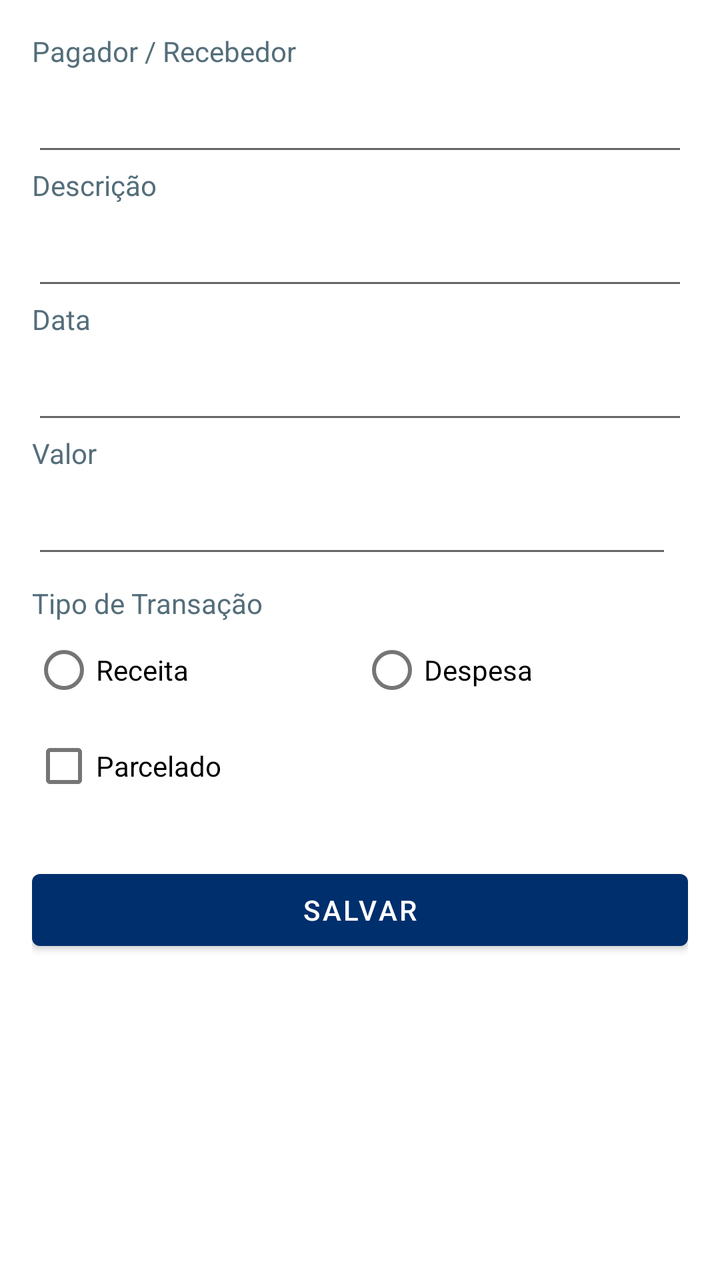
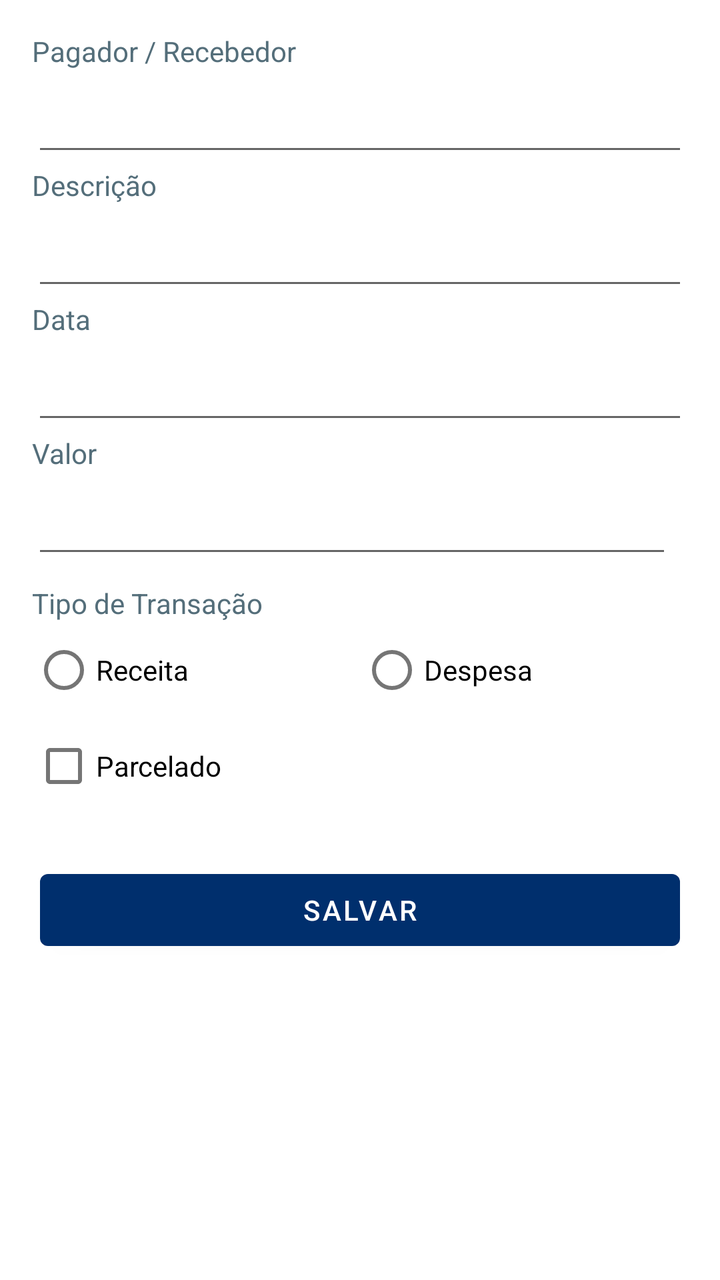

Two renders of the same Android screen: before a commit and after it. Below are the layout's source before the change and the commit's diff.
<!-- AndroidManifest.xml: application theme Theme.CashFlow -->
<!-- res/layout/fragment_transaction_add.xml -->
<?xml version="1.0" encoding="utf-8"?>
<androidx.constraintlayout.widget.ConstraintLayout xmlns:android="http://schemas.android.com/apk/res/android"
    xmlns:app="http://schemas.android.com/apk/res-auto"
    xmlns:tools="http://schemas.android.com/tools"
    android:layout_width="match_parent"
    android:layout_height="match_parent"
    android:focusableInTouchMode="true"
    android:padding="16dp"
    tools:context="meimaonamassa.cashflow.feature.transaction.add.ui.TransactionAddFragment">

    <TextView
        android:id="@+id/text_payer_payee"
        android:layout_width="0dp"
        android:layout_height="wrap_content"
        android:text="@string/text_payer_payee"
        android:textColor="#546E7A"
        app:layout_constraintEnd_toEndOf="parent"
        app:layout_constraintStart_toStartOf="parent"
        app:layout_constraintTop_toTopOf="parent" />

    <EditText
        android:id="@+id/edit_payer_payee"
        android:layout_width="0dp"
        android:layout_height="wrap_content"
        android:autofillHints="name"
        android:inputType="textPersonName"
        android:labelFor="@id/edit_payer_payee"
        android:minHeight="48dp"
        app:layout_constraintEnd_toEndOf="parent"
        app:layout_constraintStart_toStartOf="parent"
        app:layout_constraintTop_toBottomOf="@id/text_payer_payee" />

    <TextView
        android:id="@+id/text_description"
        android:layout_width="0dp"
        android:layout_height="wrap_content"
        android:text="@string/text_description"
        android:textColor="#546E7A"
        app:layout_constraintEnd_toEndOf="parent"
        app:layout_constraintStart_toStartOf="parent"
        app:layout_constraintTop_toBottomOf="@id/edit_payer_payee" />

    <EditText
        android:id="@+id/edit_description"
        android:layout_width="0dp"
        android:layout_height="wrap_content"
        android:importantForAutofill="no"
        android:inputType="text"
        android:minHeight="48dp"
        app:layout_constraintEnd_toEndOf="parent"
        app:layout_constraintStart_toStartOf="parent"
        app:layout_constraintTop_toBottomOf="@id/text_description" />

    <TextView
        android:id="@+id/text_date"
        android:layout_width="0dp"
        android:layout_height="wrap_content"
        android:text="@string/text_date"
        android:textColor="#546E7A"
        app:layout_constraintEnd_toEndOf="parent"
        app:layout_constraintStart_toStartOf="parent"
        app:layout_constraintTop_toBottomOf="@id/edit_description" />

    <EditText
        android:id="@+id/edit_date"
        android:layout_width="0dp"
        android:layout_height="wrap_content"
        android:importantForAutofill="no"
        android:inputType="date"
        android:maxLength="10"
        android:minHeight="48dp"
        app:layout_constraintEnd_toEndOf="parent"
        app:layout_constraintStart_toStartOf="parent"
        app:layout_constraintTop_toBottomOf="@id/text_date" />

    <TextView
        android:id="@+id/text_money"
        android:layout_width="0dp"
        android:layout_height="wrap_content"
        android:text="@string/text_money"
        android:textColor="#546E7A"
        app:layout_constraintEnd_toEndOf="parent"
        app:layout_constraintStart_toStartOf="parent"
        app:layout_constraintTop_toBottomOf="@id/edit_date" />

    <EditText
        android:id="@+id/edit_money"
        android:layout_width="0dp"
        android:layout_height="wrap_content"
        android:layout_marginEnd="8dp"
        android:clickable="false"
        android:importantForAutofill="no"
        android:inputType="number"
        android:maxLength="19"
        android:minHeight="48dp"
        app:layout_constraintEnd_toStartOf="@+id/button_calculator"
        app:layout_constraintStart_toStartOf="parent"
        app:layout_constraintTop_toBottomOf="@id/text_money" />

    <ImageButton
        android:id="@+id/button_calculator"
        android:layout_width="48dp"
        android:layout_height="48dp"
        android:background="?attr/selectableItemBackgroundBorderless"
        android:contentDescription="@string/calculator_desc_image_button"
        android:src="@drawable/ic_calculate"
        android:visibility="gone"
        app:layout_constraintBottom_toBottomOf="@id/edit_money"
        app:layout_constraintEnd_toEndOf="parent"
        app:layout_constraintTop_toTopOf="@id/edit_money"
        tools:visibility="visible" />

    <TextView
        android:id="@+id/text_transaction_type"
        android:layout_width="0dp"
        android:layout_height="wrap_content"
        android:layout_marginTop="8dp"
        android:text="@string/text_transaction_type"
        android:textColor="#546E7A"
        app:layout_constraintEnd_toEndOf="parent"
        app:layout_constraintStart_toStartOf="parent"
        app:layout_constraintTop_toBottomOf="@id/edit_money" />

    <RadioGroup
        android:id="@+id/group_radio_transaction_type"
        android:layout_width="0dp"
        android:layout_height="wrap_content"
        android:orientation="horizontal"
        app:layout_constraintEnd_toEndOf="parent"
        app:layout_constraintStart_toStartOf="parent"
        app:layout_constraintTop_toBottomOf="@id/text_transaction_type">

        <RadioButton
            android:id="@+id/radio_income"
            android:layout_width="0dp"
            android:layout_height="wrap_content"
            android:layout_weight="1"
            android:text="@string/radio_income" />

        <RadioButton
            android:id="@+id/radio_expense"
            android:layout_width="0dp"
            android:layout_height="wrap_content"
            android:layout_weight="1"
            android:text="@string/radio_expense" />
    </RadioGroup>

    <CheckBox
        android:id="@+id/check_installment"
        android:layout_width="wrap_content"
        android:layout_height="wrap_content"
        android:text="@string/check_installment"
        app:layout_constraintStart_toStartOf="parent"
        app:layout_constraintTop_toBottomOf="@id/group_radio_transaction_type" />

    <LinearLayout
        android:id="@+id/layout_installments"
        android:layout_width="0dp"
        android:layout_height="wrap_content"
        android:layout_marginStart="16dp"
        android:orientation="horizontal"
        android:visibility="gone"
        app:layout_constraintBottom_toBottomOf="@id/check_installment"
        app:layout_constraintEnd_toEndOf="parent"
        app:layout_constraintStart_toEndOf="@id/check_installment"
        app:layout_constraintTop_toTopOf="@id/check_installment">

        <EditText
            android:id="@+id/edit_installment_current"
            android:layout_width="0dp"
            android:layout_height="wrap_content"
            android:layout_weight="1"
            android:autofillHints="phone"
            android:hint="@string/edit_installment_current"
            android:inputType="number"
            android:minHeight="48dp" />

        <TextView
            android:layout_width="wrap_content"
            android:layout_height="wrap_content"
            android:text="@string/text_installment_slash" />

        <EditText
            android:id="@+id/edit_installment_final"
            android:layout_width="0dp"
            android:layout_height="wrap_content"
            android:layout_weight="1"
            android:hint="@string/edit_installment_final"
            android:importantForAutofill="no"
            android:inputType="number" />
    </LinearLayout>

    <TextView
        android:id="@+id/text_category"
        android:layout_width="match_parent"
        android:layout_height="wrap_content"
        android:layout_marginTop="16dp"
        android:text="@string/text_category"
        android:textColor="#546E7A"
        android:visibility="gone"
        tools:visibility="visible"
        app:layout_constraintTop_toBottomOf="@id/check_installment" />

    <RadioGroup
        android:id="@+id/group_category"
        android:layout_width="0dp"
        android:layout_height="wrap_content"
        android:layout_marginTop="4dp"
        android:divider="?android:attr/dividerVertical"
        android:orientation="horizontal"
        android:showDividers="middle"
        android:visibility="gone"
        tools:visibility="visible"
        app:layout_constraintEnd_toEndOf="parent"
        app:layout_constraintStart_toStartOf="parent"
        app:layout_constraintTop_toBottomOf="@id/text_category">

        <RadioButton
            android:id="@+id/radio_needs"
            android:layout_width="0dp"
            android:layout_height="wrap_content"
            android:layout_weight="1"
            android:gravity="center_vertical"
            android:text="@string/need_category_radio"
            android:textSize="11sp" />

        <RadioButton
            android:id="@+id/radio_wants"
            android:layout_width="0dp"
            android:layout_height="wrap_content"
            android:layout_weight="1"
            android:gravity="center_vertical"
            android:text="@string/wants_category_radio"
            android:textSize="11sp" />

        <RadioButton
            android:id="@+id/radio_investments"
            android:layout_width="0dp"
            android:layout_height="wrap_content"
            android:layout_weight="1"
            android:gravity="center_vertical"
            android:text="@string/investments_category_radio"
            android:textSize="11sp" />
    </RadioGroup>

    <Button
        android:id="@+id/button_save"
        android:layout_width="match_parent"
        android:layout_height="wrap_content"
        android:layout_marginTop="24dp"
        android:text="@string/button_save"
        app:layout_constraintTop_toBottomOf="@id/group_category" />

</androidx.constraintlayout.widget.ConstraintLayout>
<!-- resources referenced by this layout -->
<resources>
  <!-- drawable ic_calculate (drawable) -->
  <vector xmlns:android="http://schemas.android.com/apk/res/android" android:height="48dp" android:tint="#000000" android:viewportHeight="24" android:viewportWidth="24" android:width="48dp">
        
      <path android:fillColor="@android:color/white" android:pathData="M19,3H5C3.9,3 3,3.9 3,5v14c0,1.1 0.9,2 2,2h14c1.1,0 2,-0.9 2,-2V5C21,3.9 20.1,3 19,3zM13.03,7.06L14.09,6l1.41,1.41L16.91,6l1.06,1.06l-1.41,1.41l1.41,1.41l-1.06,1.06L15.5,9.54l-1.41,1.41l-1.06,-1.06l1.41,-1.41L13.03,7.06zM6.25,7.72h5v1.5h-5V7.72zM11.5,16h-2v2H8v-2H6v-1.5h2v-2h1.5v2h2V16zM18,17.25h-5v-1.5h5V17.25zM18,14.75h-5v-1.5h5V14.75z"/>
      
  </vector>
  <string name="button_save">Salvar</string>
  <string name="calculator_desc_image_button">Image of the button for calculating the installment amount of the transaction.</string>
  <string name="check_installment">Parcelado</string>
  <string name="edit_installment_current">Atual</string>
  <string name="edit_installment_final">Final</string>
  <string name="investments_category_radio">20%\nInvestim.</string>
  <string name="need_category_radio">50%\nNecessid.</string>
  <string name="radio_expense">Despesa</string>
  <string name="radio_income">Receita</string>
  <string name="text_category">Categoria (50–30–20)</string>
  <string name="text_date">Data</string>
  <string name="text_description">Descrição</string>
  <string name="text_installment_slash">" / "</string>
  <string name="text_money">Valor</string>
  <string name="text_payer_payee">Pagador / Recebedor</string>
  <string name="text_transaction_type">Tipo de Transação</string>
  <string name="wants_category_radio">30%\nDesejos</string>
  <style name="Theme.CashFlow" parent="Theme.MaterialComponents.Light.NoActionBar">
          
          <item name="colorPrimary">@color/colorPrimary</item>
          <item name="colorOnPrimary">@color/white</item>
          
          <item name="colorSecondary">?attr/colorPrimary</item>
          <item name="colorOnSecondary">?attr/colorOnPrimary</item>
          
          <item name="android:statusBarColor">@color/statusBarColor</item>
          
          <item name="android:navigationBarColor">@color/black</item>
          
          <item name="android:windowLightStatusBar">false</item>
      </style>
  <color name="colorPrimary">#002F6D</color>
  <color name="white">#FFFFFFFF</color>
  <color name="statusBarColor">#001A3D</color>
  <color name="black">#FF000000</color>
</resources>

<!-- the commit's change to res/layout/fragment_transaction_add.xml (unified diff, before → after) -->
@@ -28,7 +28,8 @@
         android:minHeight="48dp"
         app:layout_constraintEnd_toEndOf="parent"
         app:layout_constraintStart_toStartOf="parent"
-        app:layout_constraintTop_toBottomOf="@id/text_payer_payee" />
+        app:layout_constraintTop_toBottomOf="@id/text_payer_payee"
+        app:layout_constraintWidth_max="488dp" />
 
     <TextView
         android:id="@+id/text_description"
@@ -49,7 +50,8 @@
         android:minHeight="48dp"
         app:layout_constraintEnd_toEndOf="parent"
         app:layout_constraintStart_toStartOf="parent"
-        app:layout_constraintTop_toBottomOf="@id/text_description" />
+        app:layout_constraintTop_toBottomOf="@id/text_description"
+        app:layout_constraintWidth_max="488dp" />
 
     <TextView
         android:id="@+id/text_date"
@@ -71,7 +73,8 @@
         android:minHeight="48dp"
         app:layout_constraintEnd_toEndOf="parent"
         app:layout_constraintStart_toStartOf="parent"
-        app:layout_constraintTop_toBottomOf="@id/text_date" />
+        app:layout_constraintTop_toBottomOf="@id/text_date"
+        app:layout_constraintWidth_max="488dp" />
 
     <TextView
         android:id="@+id/text_money"
@@ -95,7 +98,8 @@
         android:minHeight="48dp"
         app:layout_constraintEnd_toStartOf="@+id/button_calculator"
         app:layout_constraintStart_toStartOf="parent"
-        app:layout_constraintTop_toBottomOf="@id/text_money" />
+        app:layout_constraintTop_toBottomOf="@id/text_money"
+        app:layout_constraintWidth_max="488dp" />
 
     <ImageButton
         android:id="@+id/button_calculator"
@@ -128,7 +132,8 @@
         android:orientation="horizontal"
         app:layout_constraintEnd_toEndOf="parent"
         app:layout_constraintStart_toStartOf="parent"
-        app:layout_constraintTop_toBottomOf="@id/text_transaction_type">
+        app:layout_constraintTop_toBottomOf="@id/text_transaction_type"
+        app:layout_constraintWidth_max="488dp">
 
         <RadioButton
             android:id="@+id/radio_income"
@@ -198,8 +203,8 @@
         android:text="@string/text_category"
         android:textColor="#546E7A"
         android:visibility="gone"
-        tools:visibility="visible"
-        app:layout_constraintTop_toBottomOf="@id/check_installment" />
+        app:layout_constraintTop_toBottomOf="@id/check_installment"
+        tools:visibility="visible" />
 
     <RadioGroup
         android:id="@+id/group_category"
@@ -210,10 +215,11 @@
         android:orientation="horizontal"
         android:showDividers="middle"
         android:visibility="gone"
-        tools:visibility="visible"
-        app:layout_constraintEnd_toEndOf="parent"
-        app:layout_constraintStart_toStartOf="parent"
-        app:layout_constraintTop_toBottomOf="@id/text_category">
+        app:layout_constraintEnd_toEndOf="parent"
+        app:layout_constraintStart_toStartOf="parent"
+        app:layout_constraintTop_toBottomOf="@id/text_category"
+        app:layout_constraintWidth_max="488dp"
+        tools:visibility="visible">
 
         <RadioButton
             android:id="@+id/radio_needs"
@@ -245,10 +251,13 @@
 
     <Button
         android:id="@+id/button_save"
-        android:layout_width="match_parent"
+        android:layout_width="0dp"
         android:layout_height="wrap_content"
         android:layout_marginTop="24dp"
         android:text="@string/button_save"
-        app:layout_constraintTop_toBottomOf="@id/group_category" />
+        app:layout_constraintEnd_toEndOf="parent"
+        app:layout_constraintStart_toStartOf="parent"
+        app:layout_constraintTop_toBottomOf="@id/group_category"
+        app:layout_constraintWidth_max="320dp" />
 
 </androidx.constraintlayout.widget.ConstraintLayout>
